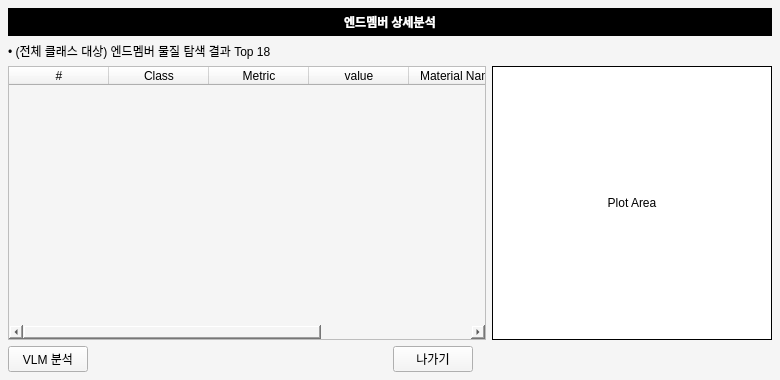
Qt form ui/endmember_detail_dialog.ui (hyperspectral-imaging-AI-project/SpectrumLibrary-Build-System) before a commit.
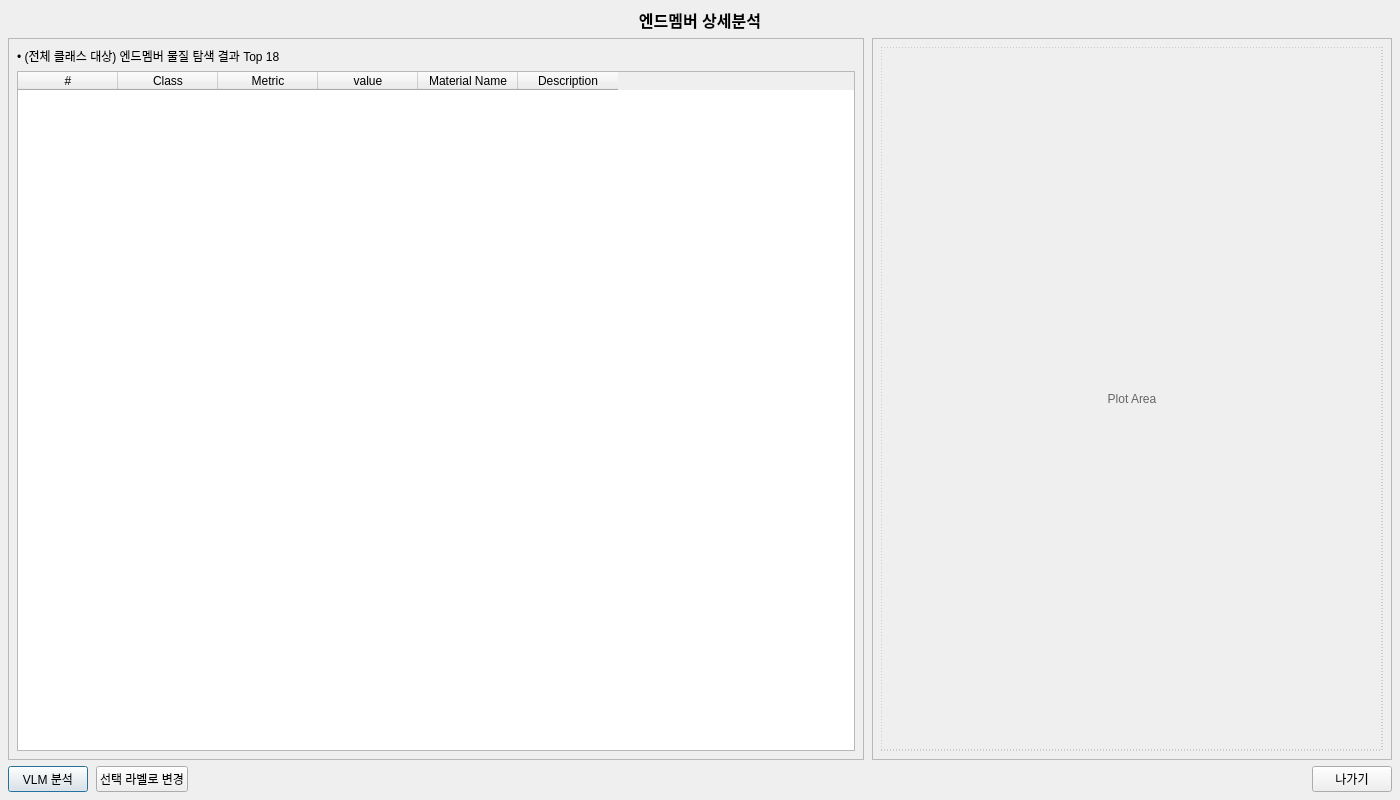
The same form after that commit.

Patch:
```diff
--- a/ui/endmember_detail_dialog.ui
+++ b/ui/endmember_detail_dialog.ui
@@ -1,22 +1,20 @@
 <?xml version="1.0" encoding="UTF-8"?>
 <ui version="4.0">
  <class>EndmemberDetailDialog</class>
- <widget class="QWidget" name="EndmemberDetailDialog">
+ <widget class="QDialog" name="EndmemberDetailDialog">
   <property name="geometry">
    <rect>
     <x>0</x>
     <y>0</y>
-    <width>780</width>
-    <height>380</height>
+    <width>1400</width>
+    <height>800</height>
    </rect>
   </property>
   <property name="windowTitle">
    <string>엔드멤버 상세분석</string>
   </property>
-  <property name="styleSheet">
-   <string notr="true">background-color: rgb(245,245,245);</string>
-  </property>
-  <layout class="QVBoxLayout" name="verticalLayout_main">
+
+  <layout class="QVBoxLayout" name="verticalLayoutRoot">
    <property name="leftMargin">
     <number>8</number>
    </property>
@@ -29,89 +27,78 @@
    <property name="bottomMargin">
     <number>8</number>
    </property>
-   <item>
-    <widget class="QFrame" name="frameHeader">
-     <property name="styleSheet">
-      <string notr="true">background-color: rgb(0,0,0);</string>
-     </property>
-     <property name="frameShape">
-      <enum>QFrame::NoFrame</enum>
-     </property>
-     <layout class="QHBoxLayout" name="horizontalLayout_header">
-      <property name="leftMargin">
-       <number>8</number>
-      </property>
-      <property name="topMargin">
-       <number>4</number>
-      </property>
-      <property name="rightMargin">
-       <number>8</number>
-      </property>
-      <property name="bottomMargin">
-       <number>4</number>
-      </property>
+   <property name="spacing">
+    <number>6</number>
+   </property>
+
+   <!-- Title -->
       <item>
-       <spacer name="horizontalSpacer_header_left">
-        <property name="orientation">
-         <enum>Qt::Horizontal</enum>
-        </property>
-        <property name="sizeHint" stdset="0">
-         <size>
-          <width>40</width>
-          <height>20</height>
-         </size>
-        </property>
-       </spacer>
-      </item>
-      <item>
-       <widget class="QLabel" name="labelHeader">
-        <property name="styleSheet">
-         <string notr="true">color: rgb(255,255,255); font-weight: bold;</string>
-        </property>
+    <widget class="QLabel" name="labelTitle">
         <property name="text">
          <string>엔드멤버 상세분석</string>
         </property>
         <property name="alignment">
          <set>Qt::AlignCenter</set>
         </property>
-       </widget>
-      </item>
+     <property name="styleSheet">
+      <string>font-weight:600; font-size:16px;</string>
+     </property>
+    </widget>
+   </item>
+
+   <!-- Main area -->
       <item>
-       <spacer name="horizontalSpacer_header_right">
-        <property name="orientation">
-         <enum>Qt::Horizontal</enum>
-        </property>
-        <property name="sizeHint" stdset="0">
-         <size>
-          <width>40</width>
-          <height>20</height>
-         </size>
-        </property>
-       </spacer>
-      </item>
-     </layout>
-    </widget>
-   </item>
+    <layout class="QHBoxLayout" name="horizontalLayoutMain">
+     <property name="spacing">
+      <number>8</number>
+     </property>
+
+     <!-- LEFT -->
+     <item>
+      <widget class="QFrame" name="frameLeft">
+       <property name="frameShape">
+        <enum>QFrame::StyledPanel</enum>
+       </property>
+       <property name="frameShadow">
+        <enum>QFrame::Plain</enum>
+       </property>
+
+       <layout class="QVBoxLayout" name="verticalLayoutLeft">
+        <property name="leftMargin">
+         <number>8</number>
+        </property>
+        <property name="topMargin">
+         <number>8</number>
+        </property>
+        <property name="rightMargin">
+         <number>8</number>
+        </property>
+        <property name="bottomMargin">
+         <number>8</number>
+        </property>
+        <property name="spacing">
+         <number>6</number>
+        </property>
+
    <item>
-    <widget class="QLabel" name="labelDescription">
+         <widget class="QLabel" name="labelDesc">
      <property name="text">
       <string>• (전체 클래스 대상) 엔드멤버 물질 탐색 결과 Top 18</string>
      </property>
-    </widget>
-   </item>
-   <item>
-    <layout class="QHBoxLayout" name="horizontalLayout_center">
+          <property name="wordWrap">
+           <bool>true</bool>
+          </property>
+         </widget>
+        </item>
+
      <item>
       <widget class="QTableWidget" name="tableResults">
        <property name="minimumSize">
         <size>
-         <width>430</width>
-         <height>230</height>
-        </size>
-       </property>
-       <property name="rowCount">
-        <number>0</number>
-       </property>
+            <width>780</width>
+            <height>600</height>
+           </size>
+          </property>
        <property name="columnCount">
         <number>6</number>
        </property>
@@ -147,33 +134,44 @@
        </column>
       </widget>
      </item>
+       </layout>
+      </widget>
+     </item>
+
+     <!-- RIGHT -->
      <item>
       <widget class="QFrame" name="framePlot">
+       <property name="frameShape">
+        <enum>QFrame::StyledPanel</enum>
+       </property>
+       <property name="frameShadow">
+        <enum>QFrame::Plain</enum>
+       </property>
        <property name="minimumSize">
         <size>
-         <width>280</width>
-         <height>230</height>
+         <width>520</width>
+         <height>600</height>
         </size>
        </property>
-       <property name="styleSheet">
-        <string notr="true">background-color: rgb(255,255,255);</string>
-       </property>
-       <property name="frameShape">
-        <enum>QFrame::Box</enum>
-       </property>
-       <layout class="QVBoxLayout" name="verticalLayout_plot">
+
+       <layout class="QVBoxLayout" name="verticalLayoutPlot">
         <property name="leftMargin">
-         <number>4</number>
+         <number>8</number>
         </property>
         <property name="topMargin">
-         <number>4</number>
+         <number>8</number>
         </property>
         <property name="rightMargin">
-         <number>4</number>
+         <number>8</number>
         </property>
         <property name="bottomMargin">
-         <number>4</number>
+         <number>8</number>
         </property>
+        <property name="spacing">
+         <number>6</number>
+        </property>
+
+        <!-- Placeholder label (matplotlib widget will replace it in code) -->
         <item>
          <widget class="QLabel" name="labelPlotPlaceholder">
           <property name="text">
@@ -182,15 +180,26 @@
           <property name="alignment">
            <set>Qt::AlignCenter</set>
           </property>
+          <property name="styleSheet">
+           <string>color: #666; border: 1px dashed #aaa; padding: 16px;</string>
+          </property>
          </widget>
         </item>
        </layout>
       </widget>
      </item>
+
     </layout>
    </item>
+
+   <!-- Bottom buttons -->
    <item>
-    <layout class="QHBoxLayout" name="horizontalLayout_bottom">
+    <layout class="QHBoxLayout" name="horizontalLayoutButtons">
+     <property name="spacing">
+      <number>8</number>
+     </property>
+
+     <!-- 기존 코드 호환: objectName pushButton -->
      <item>
       <widget class="QPushButton" name="pushButton">
        <property name="text">
@@ -199,7 +208,18 @@
       </widget>
      </item>
      <item>
-      <spacer name="horizontalSpacer_bottom_left">
+      <widget class="QPushButton" name="btnApplyLabel">
+       <property name="text">
+        <string>선택 라벨로 변경</string>
+       </property>
+       <property name="minimumHeight">
+        <number>34</number>
+       </property>
+      </widget>
+     </item>
+
+     <item>
+      <spacer name="horizontalSpacer">
        <property name="orientation">
         <enum>Qt::Horizontal</enum>
        </property>
@@ -211,6 +231,8 @@
        </property>
       </spacer>
      </item>
+
+     <!-- 기존 코드 호환: objectName pushButtonClose -->
      <item>
       <widget class="QPushButton" name="pushButtonClose">
        <property name="text">
@@ -218,21 +240,10 @@
        </property>
       </widget>
      </item>
-     <item>
-      <spacer name="horizontalSpacer_bottom_right">
-       <property name="orientation">
-        <enum>Qt::Horizontal</enum>
-       </property>
-       <property name="sizeHint" stdset="0">
-        <size>
-         <width>40</width>
-         <height>20</height>
-        </size>
-       </property>
-      </spacer>
-     </item>
+
     </layout>
    </item>
+
   </layout>
  </widget>
  <resources/>
```
Left out of the diff: 8 changed lines with no effect on the pictures. Lines whose indentation alone changed are shown as unchanged.
